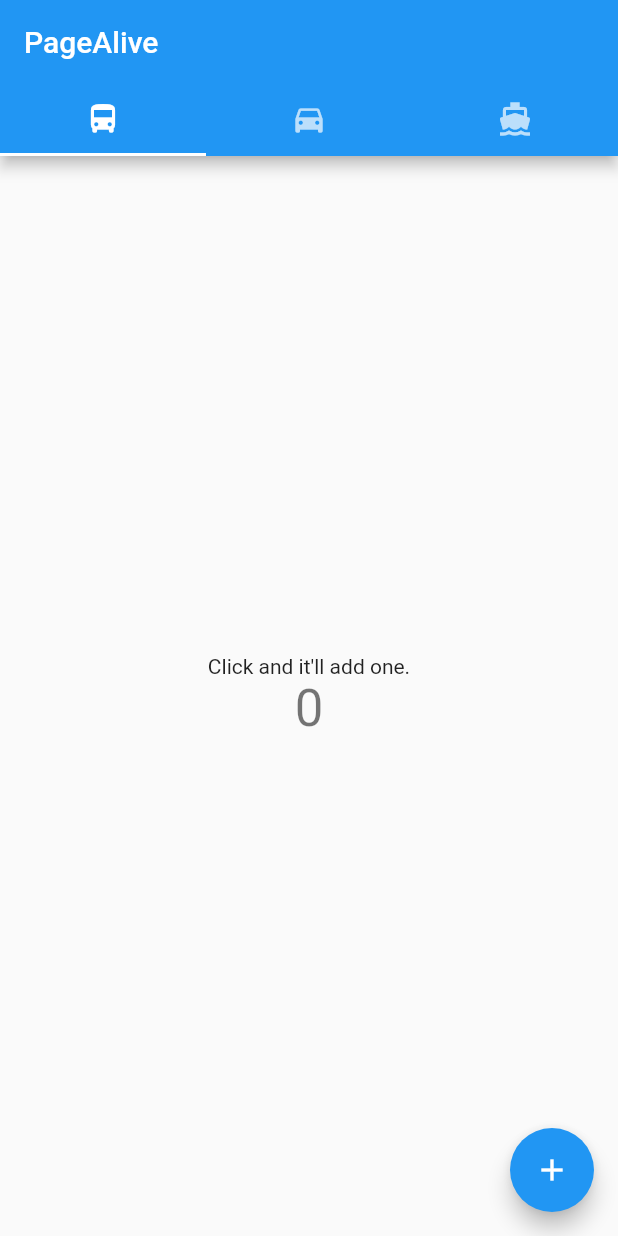
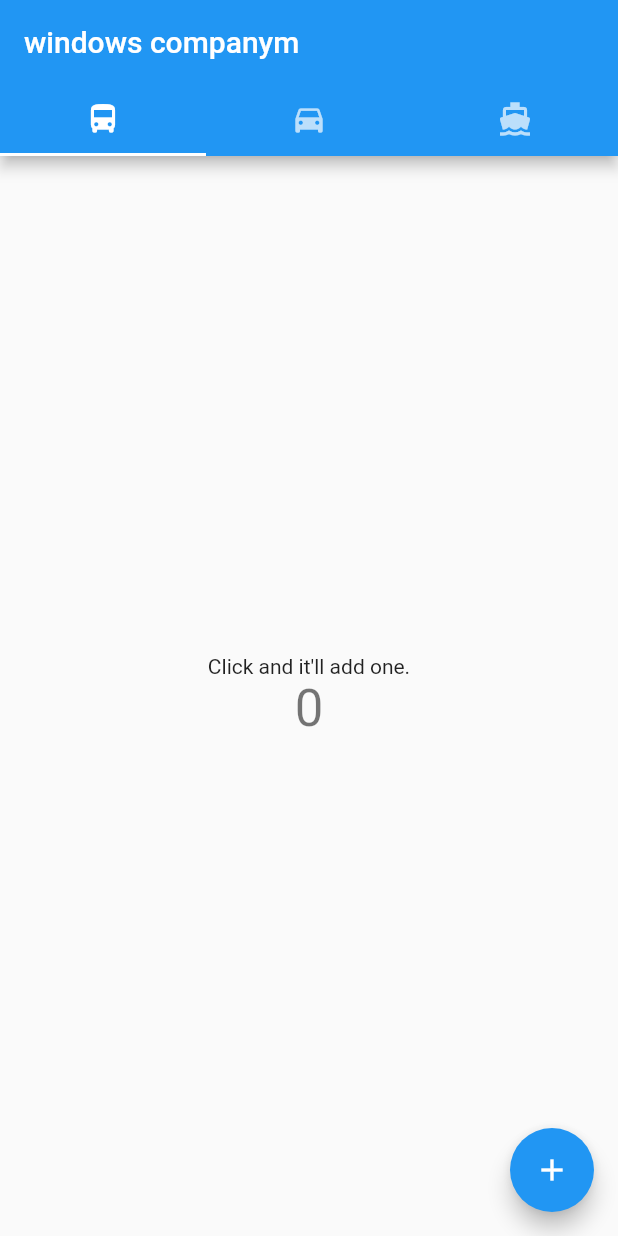
Before and after one commit to liucrystal24/flutterTest, a Flutter app: the screen it shows after launch, on a phone screen of 412 x 824 dp. Run offline on Flutter 3.47's test engine with Material 2 defaults, Android fonts, the phone set to English and light mode, and no system bars.

Commit message:
windows company

```diff
--- a/demo1/lib/main.dart
+++ b/demo1/lib/main.dart
@@ -29,7 +29,7 @@ class _PageAliveState extends State<PageAlive> with SingleTickerProviderStateMix
   Widget build(BuildContext context) {
     return Scaffold(
       appBar: AppBar(
-        title: Text('PageAlive'),
+        title: Text('windows companym'),
         bottom: TabBar(
           controller: _tabcontroller,
           tabs: <Widget>[
```
